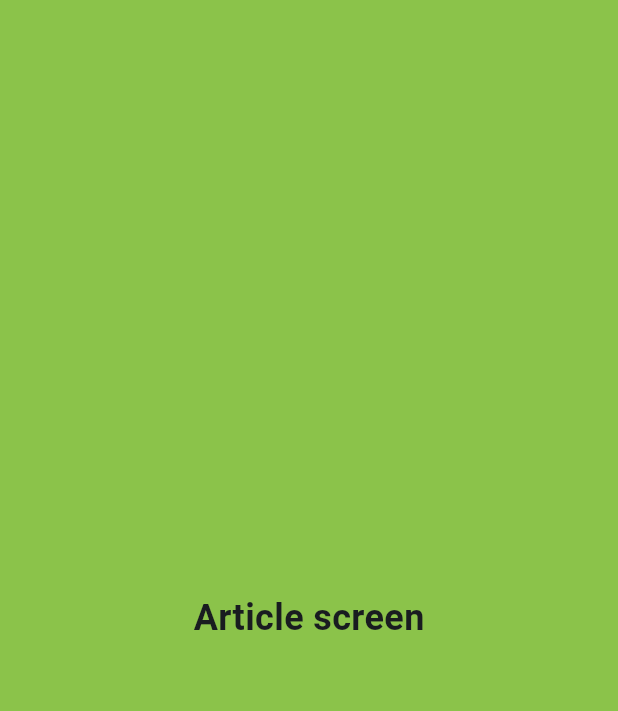
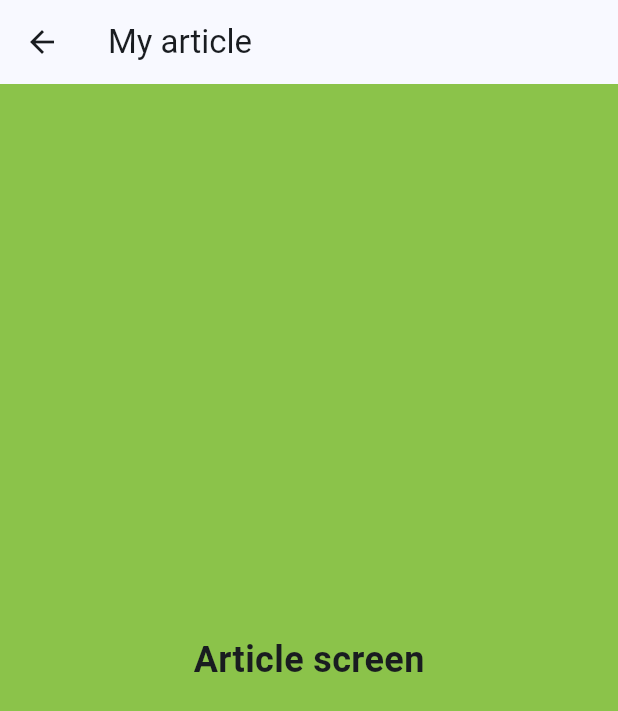
Before and after one commit to ArchOrn/flutter_5iwj_2024, a Flutter app: the screen it shows after launch, after a tap on "Go to article", on a phone screen of 412 x 824 dp. Shown: the top 711 px of the screen. Run offline on Flutter 3.47's test engine with Material 3 defaults, Android fonts, the phone set to English and light mode, and no system bars; our stand-ins replace device_preview.

Commit message:
Demo with appbar and back button

```diff
--- a/lib/article/article_screen.dart
+++ b/lib/article/article_screen.dart
@@ -6,6 +6,9 @@ class ArticleScreen extends StatelessWidget {
   @override
   Widget build(BuildContext context) {
     return Scaffold(
+      appBar: AppBar(
+        title: const Text('My article'),
+      ),
       body: Container(
         width: double.infinity,
         color: Colors.lightGreen,
--- a/lib/home/home_screen.dart
+++ b/lib/home/home_screen.dart
@@ -7,6 +7,9 @@ class HomeScreen extends StatelessWidget {
   @override
   Widget build(BuildContext context) {
     return Scaffold(
+      appBar: AppBar(
+        title: const Text('Welcome'),
+      ),
       body: Container(
         width: double.infinity,
         color: Colors.amber,
@@ -23,11 +26,9 @@ class HomeScreen extends StatelessWidget {
             const SizedBox(height: 10),
             ElevatedButton(
               onPressed: () {
-                Navigator.of(context).push(
-                  MaterialPageRoute(builder: (context) {
-                    return const ArticleScreen();
-                  })
-                );
+                Navigator.of(context).push(MaterialPageRoute(builder: (context) {
+                  return const ArticleScreen();
+                }));
               },
               child: const Text(
                 'Go to article',
```
